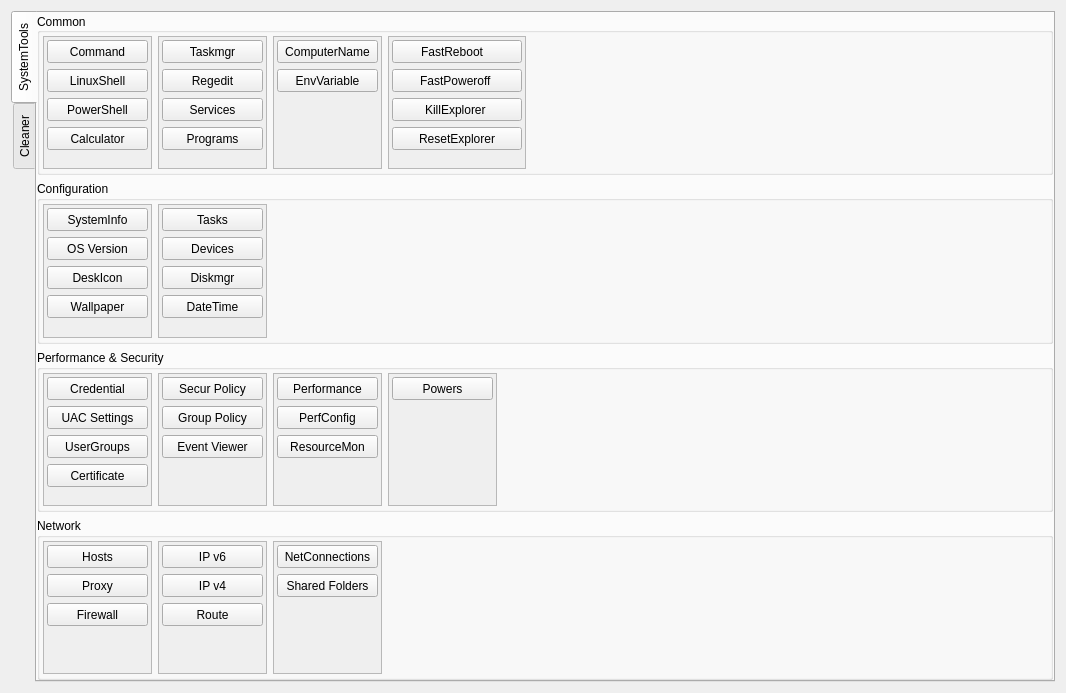
Above: src/OpenArk/ui/utilities.ui from BlackINT3/OpenArk before the change. Below: the same form after it.
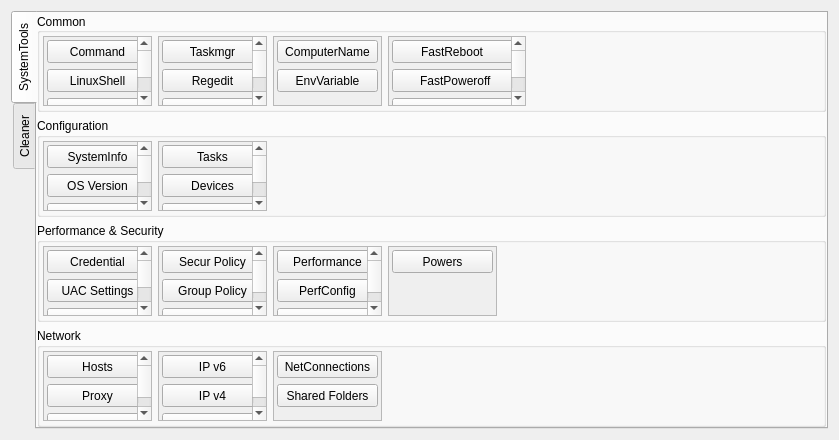
That is the form after the change. The open tabs and pages were chosen to show the change. Icons and pictures are not drawn.

What changed in the file:
```diff
--- a/src/OpenArk/ui/utilities.ui
+++ b/src/OpenArk/ui/utilities.ui
@@ -6,8 +6,8 @@
    <rect>
     <x>0</x>
     <y>0</y>
-    <width>1066</width>
-    <height>693</height>
+    <width>839</width>
+    <height>434</height>
    </rect>
   </property>
   <property name="windowTitle">
@@ -95,7 +95,7 @@
                <x>0</x>
                <y>0</y>
                <width>113</width>
-               <height>141</height>
+               <height>116</height>
               </rect>
              </property>
              <layout class="QFormLayout" name="formLayout_4">
@@ -212,7 +212,7 @@
                <x>0</x>
                <y>0</y>
                <width>113</width>
-               <height>141</height>
+               <height>116</height>
               </rect>
              </property>
              <layout class="QFormLayout" name="formLayout_3">
@@ -326,7 +326,7 @@
                <x>0</x>
                <y>0</y>
                <width>113</width>
-               <height>141</height>
+               <height>78</height>
               </rect>
              </property>
              <layout class="QFormLayout" name="formLayout_2">
@@ -406,7 +406,7 @@
                <x>0</x>
                <y>0</y>
                <width>142</width>
-               <height>141</height>
+               <height>116</height>
               </rect>
              </property>
              <layout class="QFormLayout" name="formLayout">
@@ -548,7 +548,7 @@
                <x>0</x>
                <y>0</y>
                <width>113</width>
-               <height>141</height>
+               <height>116</height>
               </rect>
              </property>
              <layout class="QFormLayout" name="formLayout_6">
@@ -656,7 +656,7 @@
                <x>0</x>
                <y>0</y>
                <width>113</width>
-               <height>141</height>
+               <height>116</height>
               </rect>
              </property>
              <layout class="QFormLayout" name="formLayout_5">
@@ -801,7 +801,7 @@
                <x>0</x>
                <y>0</y>
                <width>113</width>
-               <height>140</height>
+               <height>116</height>
               </rect>
              </property>
              <layout class="QFormLayout" name="formLayout_11">
@@ -909,7 +909,7 @@
                <x>0</x>
                <y>0</y>
                <width>113</width>
-               <height>140</height>
+               <height>87</height>
               </rect>
              </property>
              <layout class="QFormLayout" name="formLayout_12">
@@ -1000,7 +1000,7 @@
                <x>0</x>
                <y>0</y>
                <width>113</width>
-               <height>140</height>
+               <height>87</height>
               </rect>
              </property>
              <layout class="QFormLayout" name="formLayout_13">
@@ -1091,7 +1091,7 @@
                <x>0</x>
                <y>0</y>
                <width>113</width>
-               <height>140</height>
+               <height>78</height>
               </rect>
              </property>
              <layout class="QFormLayout" name="formLayout_14">
@@ -1182,7 +1182,7 @@
                <x>0</x>
                <y>0</y>
                <width>113</width>
-               <height>141</height>
+               <height>87</height>
               </rect>
              </property>
              <layout class="QFormLayout" name="formLayout_17">
@@ -1273,7 +1273,7 @@
                <x>0</x>
                <y>0</y>
                <width>113</width>
-               <height>141</height>
+               <height>87</height>
               </rect>
              </property>
              <layout class="QFormLayout" name="formLayout_18">
@@ -1364,7 +1364,7 @@
                <x>0</x>
                <y>0</y>
                <width>124</width>
-               <height>141</height>
+               <height>69</height>
               </rect>
              </property>
              <layout class="QFormLayout" name="formLayout_19">
```
Left out of the diff: 2 changed lines with no effect on the pictures.
